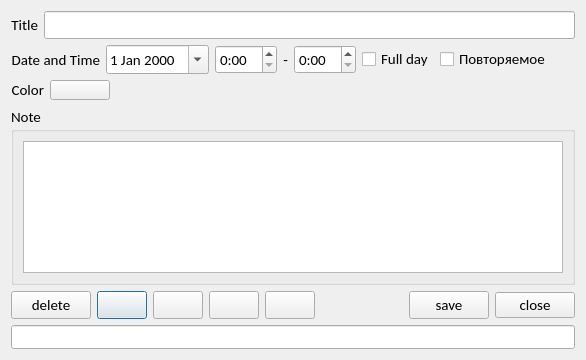
This is event.ui in toCase/deskCalendar as Qt 5 draws it before an edit. The edited form follows.
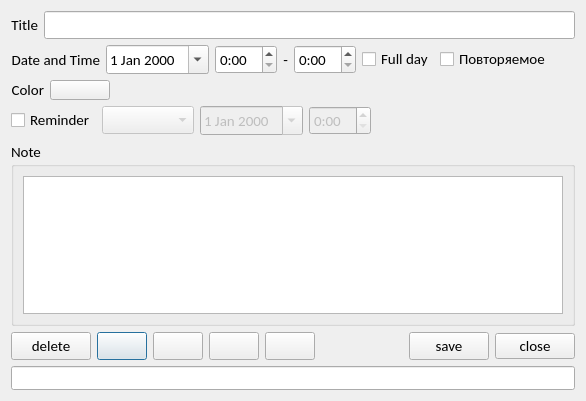
This is the edited form. Icons and pictures are not drawn.

Commit message:
test DB, reminder start
Тест и изменение БД, добавление строк в таблицу для Напоминаний. Начало
работы над напоминалкой

The edit to the form file:
```diff
--- a/event.ui
+++ b/event.ui
@@ -7,7 +7,7 @@
     <x>0</x>
     <y>0</y>
     <width>586</width>
-    <height>360</height>
+    <height>401</height>
    </rect>
   </property>
   <property name="font">
@@ -40,7 +40,7 @@
       </layout>
      </item>
      <item>
-      <layout class="QHBoxLayout" name="horizontalLayout_3">
+      <layout class="QHBoxLayout" name="horizontalLayout">
        <item>
         <widget class="QLabel" name="label_2">
          <property name="text">
@@ -112,7 +112,7 @@
       </layout>
      </item>
      <item>
-      <layout class="QHBoxLayout" name="horizontalLayout_10">
+      <layout class="QHBoxLayout" name="horizontalLayout_3">
        <item>
         <widget class="QLabel" name="label_5">
          <property name="text">
@@ -160,6 +160,87 @@
        </item>
       </layout>
      </item>
+     <item>
+      <layout class="QHBoxLayout" name="horizontalLayout_4">
+       <item>
+        <widget class="QCheckBox" name="checkBox_mes">
+         <property name="text">
+          <string>Reminder</string>
+         </property>
+        </widget>
+       </item>
+       <item>
+        <widget class="QComboBox" name="comboBox_rem">
+         <property name="enabled">
+          <bool>false</bool>
+         </property>
+         <item>
+          <property name="text">
+           <string/>
+          </property>
+         </item>
+         <item>
+          <property name="text">
+           <string>for 15 min</string>
+          </property>
+         </item>
+         <item>
+          <property name="text">
+           <string>for 30 min</string>
+          </property>
+         </item>
+         <item>
+          <property name="text">
+           <string>for 1 hour</string>
+          </property>
+         </item>
+         <item>
+          <property name="text">
+           <string>for 3 hour</string>
+          </property>
+         </item>
+         <item>
+          <property name="text">
+           <string>manualy</string>
+          </property>
+         </item>
+        </widget>
+       </item>
+       <item>
+        <widget class="QDateEdit" name="dateEdit_rem">
+         <property name="enabled">
+          <bool>false</bool>
+         </property>
+         <property name="calendarPopup">
+          <bool>true</bool>
+         </property>
+        </widget>
+       </item>
+       <item>
+        <widget class="QTimeEdit" name="timeEdit_rem">
+         <property name="enabled">
+          <bool>false</bool>
+         </property>
+         <property name="displayFormat">
+          <string>H:mm</string>
+         </property>
+        </widget>
+       </item>
+       <item>
+        <spacer name="horizontalSpacer">
+         <property name="orientation">
+          <enum>Qt::Horizontal</enum>
+         </property>
+         <property name="sizeHint" stdset="0">
+          <size>
+           <width>108</width>
+           <height>20</height>
+          </size>
+         </property>
+        </spacer>
+       </item>
+      </layout>
+     </item>
      <item>
       <widget class="QGroupBox" name="groupBox_note">
        <property name="title">
```
Left out of the diff: 4 changed lines with no effect on the pictures. The commit also changes 4 other files.
